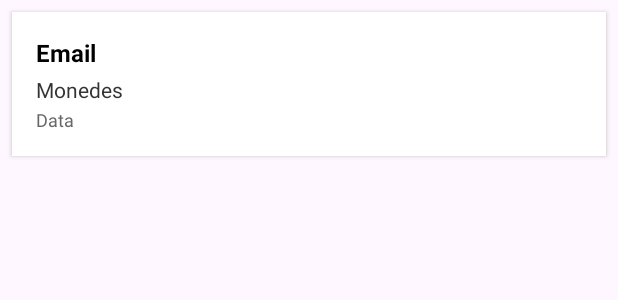
After one commit to joguvey/RuletaApp, an Android app built with Jetpack Compose: the layout item_top_mundial.xml on its own in the app's theme, with its tools: preview values and no code run, on a phone screen of 412 x 824 dp. The commit adds this screen. Shown: the top 300 px of the screen. Run offline under Robolectric (Android 15) with nearby library versions, the phone set to English and light mode, and no system bars.

Commit message:
FIREBASE ARREGLAT! funciona BBDD, autenticació i top mundial

```diff
--- a/app/build.gradle.kts
+++ b/app/build.gradle.kts
@@ -64,7 +64,7 @@ dependencies {
     androidTestImplementation(libs.ui.test.junit4)
     debugImplementation(libs.ui.tooling)
     debugImplementation(libs.ui.test.manifest)
-    implementation("com.google.firebase:firebase-auth:22.3.0")
+    implementation("com.google.firebase:firebase-auth:22.3.1")
+    implementation("com.google.firebase:firebase-firestore:24.10.3")
     implementation("com.google.android.gms:play-services-auth:21.0.0")
-
 }
--- a/app/src/main/AndroidManifest.xml
+++ b/app/src/main/AndroidManifest.xml
@@ -38,7 +38,7 @@
             android:exported="false"
             android:label="Opciones"
             android:theme="@style/Theme.RuletaApp" />
-
+        <activity android:name=".TopMundialActivity" />
         <activity
             android:name=".MainActivity"
             android:exported="true"
--- /dev/null
+++ b/app/src/main/res/layout/item_top_mundial.xml
@@ -0,0 +1,39 @@
+<?xml version="1.0" encoding="utf-8"?>
+<LinearLayout xmlns:android="http://schemas.android.com/apk/res/android"
+    android:layout_width="match_parent"
+    android:layout_height="wrap_content"
+    android:orientation="vertical"
+    android:padding="16dp"
+    android:background="#FFFFFF"
+    android:elevation="2dp"
+    android:layout_margin="8dp"
+    android:backgroundTint="@android:color/white">
+
+    <TextView
+        android:id="@+id/txtEmail"
+        android:layout_width="match_parent"
+        android:layout_height="wrap_content"
+        android:text="Email"
+        android:textColor="#000000"
+        android:textStyle="bold"
+        android:textSize="16sp" />
+
+    <TextView
+        android:id="@+id/txtMonedes"
+        android:layout_width="match_parent"
+        android:layout_height="wrap_content"
+        android:text="Monedes"
+        android:textColor="#333333"
+        android:textSize="14sp"
+        android:layout_marginTop="4dp" />
+
+    <TextView
+        android:id="@+id/txtData"
+        android:layout_width="match_parent"
+        android:layout_height="wrap_content"
+        android:text="Data"
+        android:textColor="#666666"
+        android:textSize="12sp"
+        android:layout_marginTop="2dp" />
+
+</LinearLayout>
```
Also changed, not shown: app/src/main/java/com/example/ruletaapp/HistorialActivity.java (+8 -0 lines), app/src/main/java/com/example/ruletaapp/MainActivity.java (+28 -1 lines), app/src/main/java/com/example/ruletaapp/Puntuacio.java (added, +19 -0 lines), app/src/main/java/com/example/ruletaapp/TopMundialActivity.java (added, +65 -0 lines), app/src/main/java/com/example/ruletaapp/TopPuntuacionsAdapter.java (added, +61 -0 lines), app/src/main/res/layout/activity_historial.xml (+7 -1 lines), app/src/main/res/layout/activity_top_mundial.xml (added, +30 -0 lines), app/src/main/res/layout/item_top_puntuacio.xml (added, +25 -0 lines).
